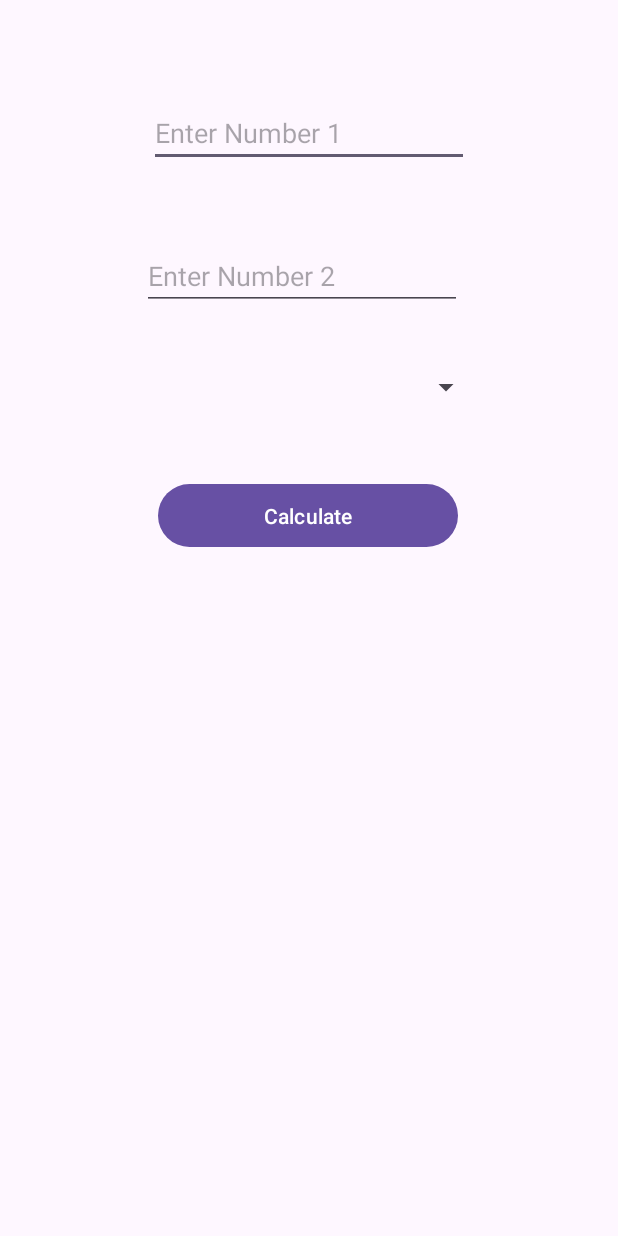
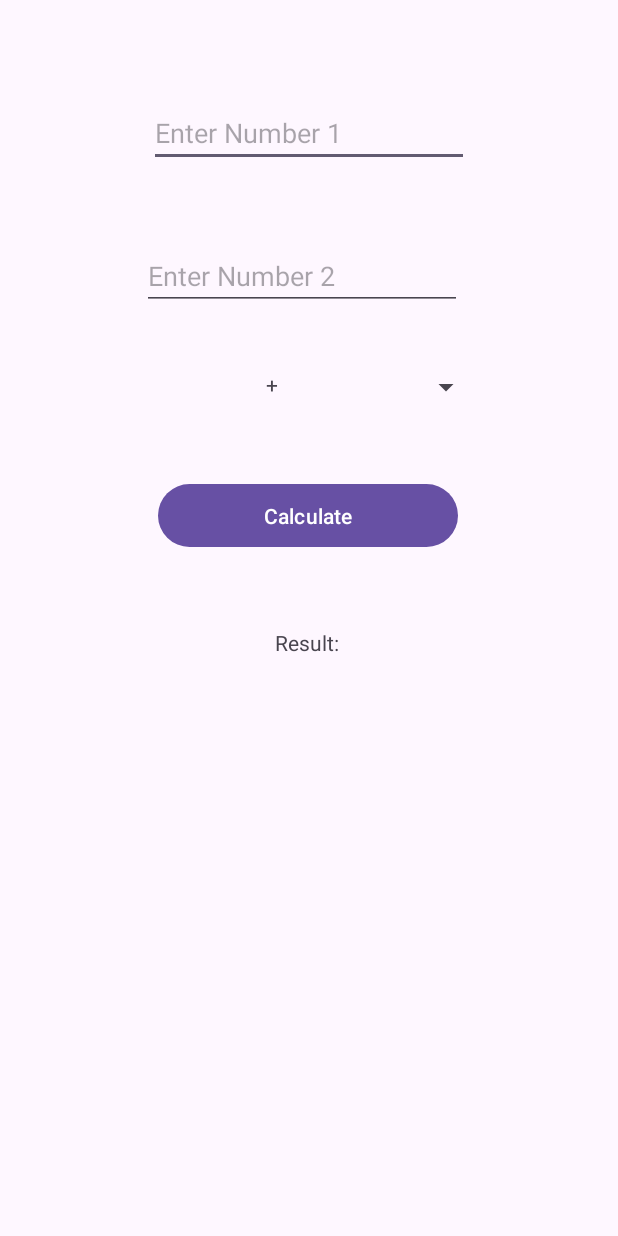
Before and after one commit to TanushKrashak/Java_AndroidStudioBasics, an Android app: the screen it shows after launch (MainActivity), on a phone screen of 412 x 824 dp. Run offline under Robolectric (Android 15) with nearby library versions, the phone set to English and light mode, and no system bars.

Commit message:
Added calculator

```diff
--- a/Calculator/app/src/main/java/com/example/calculator/MainActivity.java
+++ b/Calculator/app/src/main/java/com/example/calculator/MainActivity.java
@@ -2,18 +2,26 @@ package com.example.calculator;
 
 import androidx.appcompat.app.AppCompatActivity;
 
-import android.content.Intent;
 import android.os.Bundle;
+import android.text.Editable;
 import android.view.View;
+import android.widget.ArrayAdapter;
 import android.widget.Button;
 import android.widget.EditText;
 import android.widget.Spinner;
+import android.widget.TextView;
+import android.widget.Toast;
+
+import org.w3c.dom.Text;
+
+import java.util.ArrayList;
 
 public class MainActivity extends AppCompatActivity {
 
     Button Calculate;
     EditText Num1,Num2;
     Spinner Options;
+    TextView Result;
 
     @Override
     protected void onCreate(Bundle savedInstanceState) {
@@ -25,5 +33,54 @@ public class MainActivity extends AppCompatActivity {
         Num1 = findViewById(R.id.Num1);
         Num2 = findViewById(R.id.Num2);
         Options = findViewById(R.id.Options);
+        Result = findViewById(R.id.Answer);
+
+        ArrayList<String> Option = new ArrayList<>();
+        Option.add("+");
+        Option.add("-");
+        Option.add("*");
+        Option.add("/");
+        ArrayAdapter<String> adapter = new ArrayAdapter<>(MainActivity.this, R.layout.spinner_list, R.id.value ,Option);
+        Options.setAdapter(adapter);
+
+        Calculate.setOnClickListener(new View.OnClickListener() {
+            @Override
+            public void onClick(View view) {
+                String temp = Num1.getText().toString();
+                if (temp.isEmpty()) {
+                    Toast.makeText(MainActivity.this, "Enter Num 1", Toast.LENGTH_SHORT).show();
+                    return;
+                }
+                double num1 = Double.parseDouble(temp);
+                temp = Num2.getText().toString();
+                if (temp.isEmpty()) {
+                    Toast.makeText(MainActivity.this, "Enter Num 2", Toast.LENGTH_SHORT).show();
+                    return;
+                }
+                double num2 = Double.parseDouble(temp.toString());
+                String operator = Options.getSelectedItem().toString();
+                Double result = 0.;
+                switch (operator) {
+                    case "+":
+                        result = num1 + num2;
+                        break;
+                    case "-":
+                        result = num1 - num2;
+                        break;
+                    case "*":
+                        result = num1 * num2;
+                        break;
+                    case "/":
+                        if (num2 == 0) {
+                            Toast.makeText(MainActivity.this, "ENTER NON 0", Toast.LENGTH_SHORT).show();
+                            return;
+                        }
+                        result = num1 / num2;
+                        break;
+                }
+                String out = "Result: " + result.toString();
+                Result.setText(out);
+            }
+        });
     }
 }
--- a/Calculator/app/src/main/res/layout/activity_main.xml
+++ b/Calculator/app/src/main/res/layout/activity_main.xml
@@ -56,4 +56,14 @@
         app:layout_constraintStart_toStartOf="parent"
         app:layout_constraintTop_toBottomOf="@+id/Num1" />
 
+    <TextView
+        android:id="@+id/Answer"
+        android:layout_width="wrap_content"
+        android:layout_height="wrap_content"
+        android:layout_marginTop="50dp"
+        android:text="Result: "
+        app:layout_constraintEnd_toEndOf="parent"
+        app:layout_constraintStart_toStartOf="parent"
+        app:layout_constraintTop_toBottomOf="@+id/Calculate" />
+
 </androidx.constraintlayout.widget.ConstraintLayout>
```
